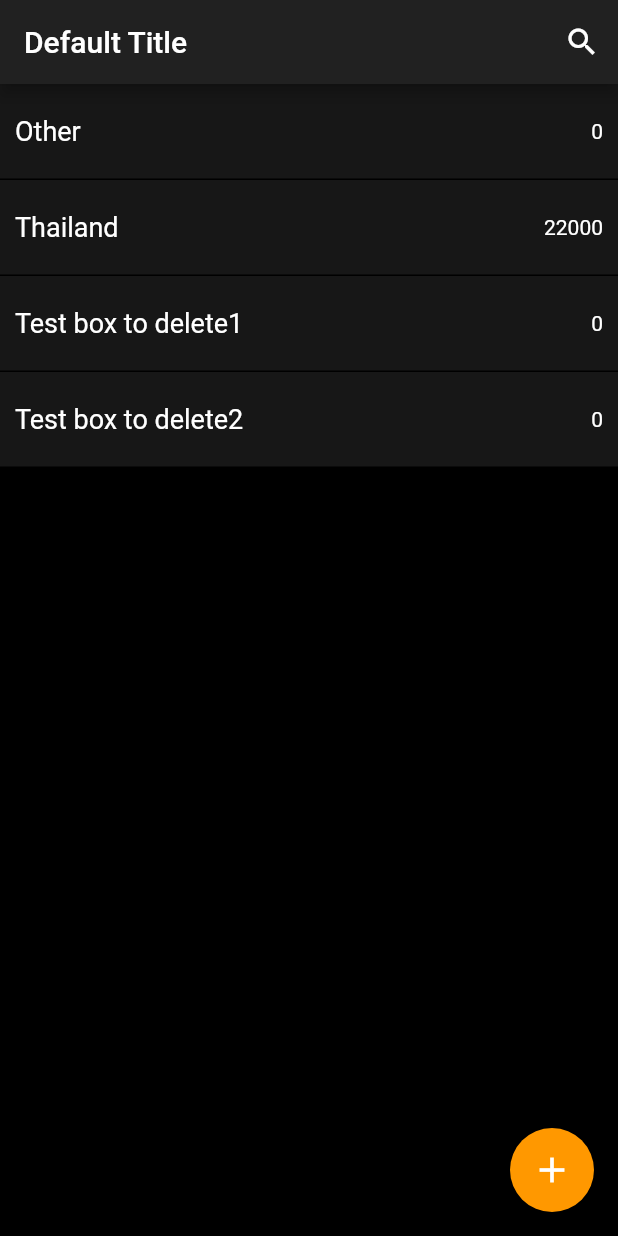
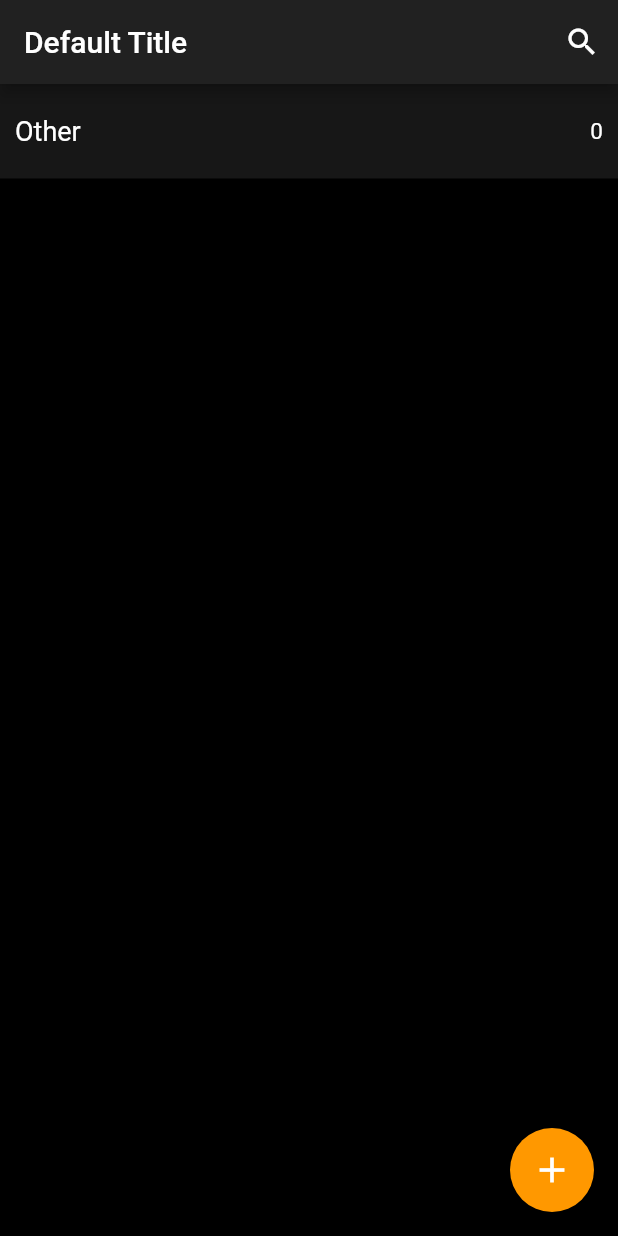
Before and after one commit to MusicCorner/Moneybox_dart, a Flutter app: the screen it shows after launch, on a phone screen of 412 x 824 dp. Run offline on Flutter 3.47's test engine with Material 2 defaults, Android fonts, the phone set to English and light mode, and no system bars.

```diff
--- a/lib/MyApp.dart
+++ b/lib/MyApp.dart
@@ -1,5 +1,5 @@
 import 'package:clicker/myTheme.dart';
-import 'package:clicker/states/AddNewBoxState.dart';
+// import 'package:clicker/states/AddNewBoxState.dart';
 import 'package:clicker/states/HomePageStateful.dart';
 import 'package:flutter/material.dart';
 
@@ -12,7 +12,7 @@ class MyApp extends StatelessWidget {
       initialRoute: '/',
       routes: {
         '/': (context) => HomePageStateful(title: 'Moneyboxes'),
-        '/addNewBox': (context) => AddNewBoxState(),
+        // '/addNewBox': (context) => AddNewBoxState(),
       },
     );
   }
--- /dev/null
+++ b/lib/common/styles/MainTextStyle.dart
@@ -0,0 +1,13 @@
+import 'package:clicker/constants/colors.dart';
+import 'package:flutter/material.dart';
+import 'package:flutter/widgets.dart';
+
+class MainTextStyle {
+  final double fontSize;
+
+  MainTextStyle({ this.fontSize });
+
+  TextStyle define() {
+    return TextStyle(color: WHITE_COLOR, fontSize: fontSize != null ? fontSize : 18);
+  }
+}
--- a/lib/models/BoxesModel.dart
+++ b/lib/models/BoxesModel.dart
@@ -4,11 +4,11 @@ import 'package:flutter/foundation.dart';
 
 class BoxesModel extends ChangeNotifier {
   static final initialBoxItem = SingleBoxScratch();
-  static final testBox = SingleBoxScratch(name: 'Thailand', id: 1, sumToCache: 60000, cachedAlready: 22000);
-  static final testBox1 = SingleBoxScratch(name: 'Test box to delete1', id: 2);
-  static final testBox2 = SingleBoxScratch(name: 'Test box to delete2', id: 3);
+  // static final testBox = SingleBoxScratch(name: 'Thailand', id: 1, sumToCache: 60000, cachedAlready: 22000);
+  // static final testBox1 = SingleBoxScratch(name: 'Test box to delete1', id: 2);
+  // static final testBox2 = SingleBoxScratch(name: 'Test box to delete2', id: 3);
 
-  List _boxes = [initialBoxItem, testBox, testBox1, testBox2];
+  List _boxes = [initialBoxItem];
 
   UnmodifiableListView get boxes => UnmodifiableListView(_boxes);
 
--- a/lib/view/Common/MyDecorationWrapper/MyDecorationWrapper.dart
+++ b/lib/view/Common/MyDecorationWrapper/MyDecorationWrapper.dart
@@ -3,11 +3,13 @@ import 'package:flutter/material.dart';
 class MyDecorationWrapper extends StatelessWidget {
   final Widget child;
   final BoxDecoration decoration;
+  final EdgeInsets padding;
 
   static BoxDecoration defaultDecoration = BoxDecoration(color: Colors.black);
 
   MyDecorationWrapper({
     this.child,
+    this.padding,
     decoration,
   }) : decoration = defaultDecoration;
 
@@ -16,6 +18,7 @@ class MyDecorationWrapper extends StatelessWidget {
     return Container(
       decoration: decoration,
       child: child,
+      padding: padding != null ? padding : EdgeInsets.all(0),
     );
 
     // return Expanded(
--- a/lib/view/HomePage/HomePage.dart
+++ b/lib/view/HomePage/HomePage.dart
@@ -1,5 +1,7 @@
+import 'package:clicker/common/styles/MainTextStyle.dart';
 import 'package:clicker/constants/colors.dart';
 import 'package:clicker/models/BoxesModel.dart';
+import 'package:clicker/states/AddNewBoxStateful.dart';
 import 'package:clicker/states/HomePageStateful.dart';
 import 'package:clicker/view/Common/MyDecorationWrapper/MyDecorationWrapper.dart';
 import 'package:clicker/view/HomePage/SingleBox.dart';
@@ -23,8 +25,8 @@ class HomePage extends State<HomePageStateful> {
     super.dispose();
   }
 
-  void _goToAddBoxScreen(context) {
-    Navigator.pushNamed(context, '/addNewBox');
+  void _goToAddBoxScreen(context, boxesModel) {
+    Navigator.push(context, MaterialPageRoute(builder: (context) => AddNewBoxStateful(boxesModel: boxesModel)));
   }
 
   void _toggleSearchInput() {
@@ -214,7 +216,7 @@ class HomePage extends State<HomePageStateful> {
                 controller: _searchController,
                 onChanged: _onChangeSearchInput,
                 cursorColor: WHITE_COLOR,
-                style: TextStyle(color: WHITE_COLOR),
+                style: MainTextStyle().define(),
                 // autofocus: true,
                 focusNode: _searchInputFocusNode,
                 decoration: InputDecoration(
@@ -240,12 +242,14 @@ class HomePage extends State<HomePageStateful> {
           child: Consumer<BoxesModel>(builder: getBoxes),
         )
       ),
-      floatingActionButton: FloatingActionButton(
-        onPressed: () => _goToAddBoxScreen(context),
-        tooltip: 'Add new box',
-        child: Icon(Icons.add, color: Colors.white, size: 28,),
-        heroTag: 'btn1',
-      ),
+      floatingActionButton: Consumer<BoxesModel>(builder: (context, boxesModel, widget) {
+        return FloatingActionButton(
+          onPressed: () => _goToAddBoxScreen(context, boxesModel),
+          tooltip: 'Add new box',
+          child: Icon(Icons.add, color: Colors.white, size: 28,),
+          heroTag: 'btn1',
+        );
+      }),
     );
   }
 }
--- a/lib/view/HomePage/SingleBox.dart
+++ b/lib/view/HomePage/SingleBox.dart
@@ -1,5 +1,6 @@
 import 'dart:ui';
 // import 'package:clicker/states/SingleBoxState.dart';
+import 'package:clicker/common/styles/MainTextStyle.dart';
 import 'package:clicker/constants/colors.dart';
 import 'package:clicker/view/DetailBoxScreen/DetailBoxScreen.dart';
 import 'package:flutter/material.dart';
@@ -66,8 +67,8 @@ class SingleBox extends StatelessWidget {
         Expanded(
           child: Row(
             children: <Widget>[
-              Text(box.name, style: TextStyle(color: Colors.white, fontSize: 18)),
-              checkBoxIsShowed ? _getCheckBox() : Text(cachedAlready, style: TextStyle(color: Colors.white)),
+              Text(box.name, style: MainTextStyle().define()),
+              checkBoxIsShowed ? _getCheckBox() : Text(cachedAlready, style: MainTextStyle(fontSize: 15).define()),
             ],
             mainAxisAlignment: MainAxisAlignment.spaceBetween,
           ),
```
Also changed, not shown: lib/states/AddNewBoxState.dart (deleted, +0 -9 lines), lib/states/AddNewBoxStateful.dart (added, +12 -0 lines), lib/view/AddNewBoxPage/AddNewBoxPage.dart (+55 -12 lines).
